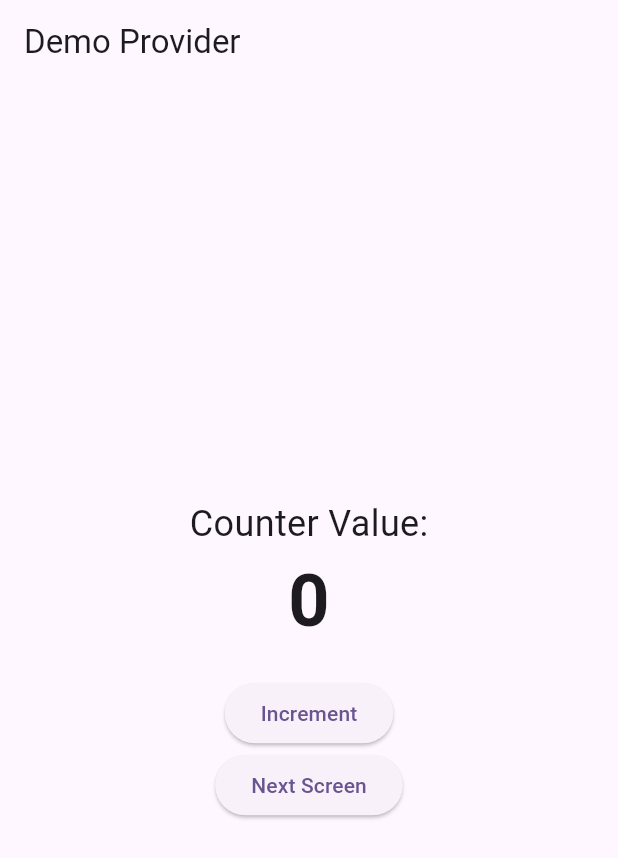
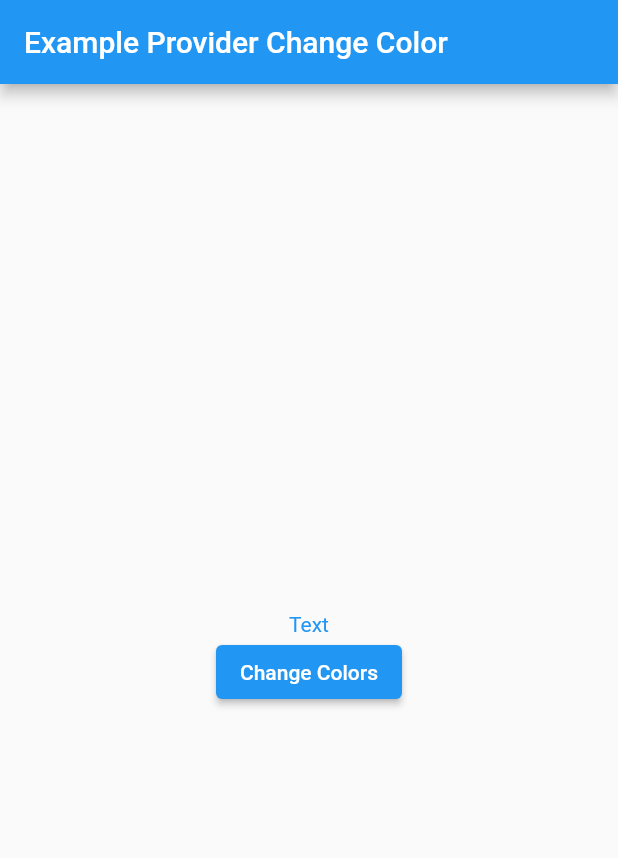
Before and after one commit to luannt2809/demo_provider, a Flutter app: the screen it shows after launch, on a phone screen of 412 x 824 dp. Shown: the top 858 px of the screen. Run offline on Flutter 3.47's test engine with Material 2 defaults, Android fonts, the phone set to English and light mode, and no system bars.

Commit message:
12/09/2023

```diff
--- /dev/null
+++ b/lib/change_color_provider.dart
@@ -0,0 +1,14 @@
+import 'package:flutter/material.dart';
+
+class ChangeColorProvider extends ChangeNotifier {
+    Color _color = Colors.blue;
+
+    Color get color => _color;
+
+    void changeColor(Color value) {
+    _color = value;
+
+    notifyListeners();
+  }
+
+}
--- /dev/null
+++ b/lib/home_change_colors.dart
@@ -0,0 +1,36 @@
+import 'package:demo_provider/change_color_provider.dart';
+import 'package:flutter/material.dart';
+import 'package:provider/provider.dart';
+
+class HomeChangeColor extends StatelessWidget {
+  const HomeChangeColor({super.key});
+
+  @override
+  Widget build(BuildContext context) {
+    return Consumer<ChangeColorProvider>(
+      builder: (context, changeColor, child) => Scaffold(
+        appBar: AppBar(
+          title: Text("Example Provider Change Color"),
+        ),
+        body: Center(
+          child: Column(
+            mainAxisAlignment: MainAxisAlignment.center,
+            children: [
+              Text(
+                "Text",
+                style: TextStyle(color: changeColor.color),
+              ),
+              ElevatedButton(
+                onPressed: () {
+                  Provider.of<ChangeColorProvider>(context, listen: false)
+                      .changeColor(Colors.red);
+                },
+                child: Text("Change Colors"),
+              ),
+            ],
+          ),
+        ),
+      ),
+    );
+  }
+}
--- a/lib/main.dart
+++ b/lib/main.dart
@@ -1,16 +1,11 @@
-import 'package:demo_provider/counter_provider.dart';
-import 'package:demo_provider/home_screen.dart';
-import 'package:demo_provider/second_screen.dart';
+import 'package:demo_provider/change_color_provider.dart';
+import 'package:demo_provider/home_change_colors.dart';
+import 'package:demo_provider/settings_provider.dart';
 import 'package:flutter/material.dart';
 import 'package:provider/provider.dart';
 
 void main() {
-  runApp(
-    ChangeNotifierProvider(
-      child: const MyApp(),
-      create: (context) => CounterProvider(),
-    ),
-  );
+  runApp(const MyApp());
 }
 
 class MyApp extends StatelessWidget {
@@ -18,13 +13,21 @@ class MyApp extends StatelessWidget {
 
   @override
   Widget build(BuildContext context) {
-    return MaterialApp(
-      title: 'Flutter Demo',
-      theme: ThemeData(
-        colorScheme: ColorScheme.fromSeed(seedColor: Colors.deepPurple),
-        useMaterial3: true,
+    return ChangeNotifierProvider<ChangeColorProvider>(
+      create: (context) => ChangeColorProvider(),
+      child: MaterialApp(
+        title: 'Flutter Demo',
+        theme: ThemeData(
+            // colorScheme: ColorScheme.fromSeed(seedColor: Colors.deepPurple),
+            // useMaterial3: true,
+            // primarySwatch: Colors.blue,
+            // brightness: context.watch<SettingsProvider>().isDark
+            //     ? Brightness.dark
+            //     : Brightness.light),
+        ),
+        // home: const HomeScreen(),
+        home: const HomeChangeColor(),
       ),
-      home: const HomeScreen(),
     );
   }
 }
--- /dev/null
+++ b/lib/main_multi_provider.dart
@@ -0,0 +1,39 @@
+import 'package:demo_provider/counter_provider.dart';
+import 'package:demo_provider/home_screen.dart';
+import 'package:demo_provider/settings_provider.dart';
+import 'package:flutter/material.dart';
+import 'package:provider/provider.dart';
+
+void main() {
+  runApp(
+    MultiProvider(
+      providers: [
+        ChangeNotifierProvider(
+          create: (context) => CounterProvider(),
+        ),
+        ChangeNotifierProvider(
+          create: (context) => SettingsProvider(),
+        ),
+      ],
+      child: const MyApp(),
+    ),
+  );
+}
+
+class MyApp extends StatelessWidget {
+  const MyApp({super.key});
+
+  @override
+  Widget build(BuildContext context) {
+    return MaterialApp(
+      title: 'Flutter Demo',
+      theme: ThemeData(
+        // colorScheme: ColorScheme.fromSeed(seedColor: Colors.deepPurple),
+        // useMaterial3: true,
+        primarySwatch: Colors.blue,
+        brightness: context.watch<SettingsProvider>().isDark ? Brightness.dark : Brightness.light
+      ),
+      home: const HomeScreen(),
+    );
+  }
+}
--- /dev/null
+++ b/lib/settings_provider.dart
@@ -0,0 +1,13 @@
+import 'package:flutter/cupertino.dart';
+
+class SettingsProvider extends ChangeNotifier {
+  bool _isDark = false;
+
+  bool get isDark => _isDark;
+
+  void setBrightness(value) {
+    _isDark = true;
+
+    notifyListeners();
+  }
+}
--- a/pubspec.yaml
+++ b/pubspec.yaml
@@ -36,6 +36,7 @@ dependencies:
 
   cupertino_icons: ^1.0.2
   provider:
+  flutter_colorpicker:
 
 dev_dependencies:
   flutter_test:
```
Also changed, not shown: lib/home_screen.dart (+13 -4 lines), lib/main_single_provider.dart (added, +29 -0 lines), pubspec.lock.
